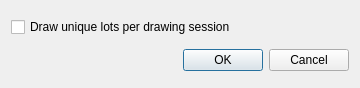
This is gui/configuredrawingdialog.ui in Soerboe/Urim as Qt 5 draws it before an edit. The edited form follows.
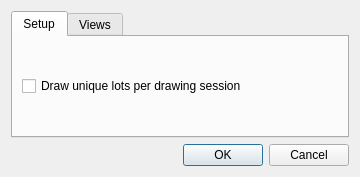
This is the edited form.

Commit message: Adds list of possible different lot views

The edit to the form file:
```diff
--- a/gui/configuredrawingdialog.ui
+++ b/gui/configuredrawingdialog.ui
@@ -7,7 +7,7 @@
     <x>0</x>
     <y>0</y>
     <width>360</width>
-    <height>88</height>
+    <height>177</height>
    </rect>
   </property>
   <property name="windowTitle">
@@ -17,10 +17,38 @@
    <item>
     <layout class="QVBoxLayout" name="mainLayout">
      <item>
-      <widget class="QCheckBox" name="uniqueResults">
-       <property name="text">
-        <string>Draw unique lots per drawing session</string>
+      <widget class="QTabWidget" name="tabWidget">
+       <property name="currentIndex">
+        <number>0</number>
        </property>
+       <widget class="QWidget" name="setupTab">
+        <attribute name="title">
+         <string>Setup</string>
+        </attribute>
+        <layout class="QVBoxLayout" name="verticalLayout">
+         <item>
+          <layout class="QVBoxLayout" name="setupLayout">
+           <item>
+            <widget class="QCheckBox" name="uniqueResults">
+             <property name="text">
+              <string>Draw unique lots per drawing session</string>
+             </property>
+            </widget>
+           </item>
+          </layout>
+         </item>
+        </layout>
+       </widget>
+       <widget class="QWidget" name="viewsTab">
+        <attribute name="title">
+         <string>Views</string>
+        </attribute>
+        <layout class="QVBoxLayout" name="verticalLayout_3">
+         <item>
+          <layout class="QVBoxLayout" name="viewsLayout"/>
+         </item>
+        </layout>
+       </widget>
       </widget>
      </item>
      <item>
```
The commit also changes 13 other files.
